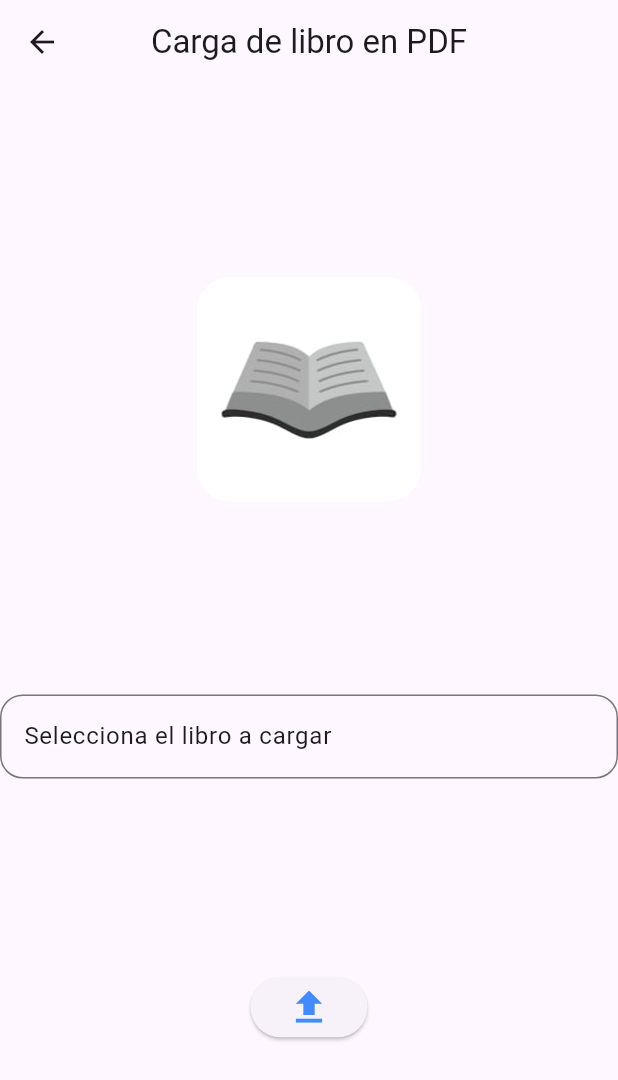
After one commit to Jucar-2021/practica_login, a Flutter app: the Paginaregistro screen opened directly, after a tap on "Extraer Imagen de Libro", on a phone screen of 412 x 824 dp. The commit adds this screen. Shown: the top 1080 px of the screen. Run offline on Flutter 3.47's test engine with Material 3 defaults, Android fonts, the phone set to English and light mode, and no system bars; our stand-ins replace file_picker, firebase_auth, firebase_core, firebase_database, google_sign_in, image_picker and 1 more; missing offline and left inert: pdfx; accounts and stored records are empty.

Commit message:
pendiente apk

```diff
--- /dev/null
+++ b/lib/CargaPDF.dart
@@ -0,0 +1,238 @@
+import 'package:flutter/material.dart';
+import 'package:file_picker/file_picker.dart';
+import 'package:image_picker/image_picker.dart';
+import 'package:pdfx/pdfx.dart';
+import 'dart:io';
+import 'package:path_provider/path_provider.dart';
+import 'package:firebase_database/firebase_database.dart';
+import 'libros_firebase.dart';
+import 'dart:convert';
+
+class CargaLibro extends StatefulWidget {
+  final String t;
+  final String a;
+  final String g;
+  final String p;
+  final String e;
+
+  const CargaLibro({
+    super.key,
+    required this.t,
+    required this.a,
+    required this.g,
+    required this.p,
+    required this.e,
+  });
+
+  @override
+  State<CargaLibro> createState() => _CargaLibroState();
+}
+
+class _CargaLibroState extends State<CargaLibro> {
+  File? _imag;
+  File? _pdf;
+  final imagPic = ImagePicker();
+  final pdfPic = FilePicker;
+  String nomPDF = 'Selecciona el libro a cargar';
+  DatabaseReference db = FirebaseDatabase.instance.ref().child("libro");
+  File? imagen;
+  String? imagenblob;
+  var formKey = new GlobalKey<FormState>();
+  String? imgEncoded;
+  String? pdfEncoded;
+
+  Future<void> pickPdf() async {
+    setState(() {
+      _imag = null;
+    });
+
+    // Selección del PDF
+    FilePickerResult? result = await FilePicker.platform.pickFiles(
+      type: FileType.custom,
+      allowedExtensions: ['pdf'], // Solo permite archivos PDF
+    );
+
+    if (result != null && result.files.single.path != null) {
+      File pdfFile = File(result.files.single.path!);
+      String pdfName = result.files.single.name;
+
+      try {
+        // Convertir el PDF a Base64
+        pdfEncoded = base64Encode(pdfFile.readAsBytesSync());
+
+        // Abrir PDF y procesar la primera página
+        final doc = await PdfDocument.openFile(pdfFile.path);
+        final opPag = await doc.getPage(1); // Primera página
+        final portImage = await opPag.render(
+          width: 1800,
+          height: 1200,
+        );
+        await opPag.close();
+
+        if (portImage?.bytes != null) {
+          // Guardar la imagen en un archivo temporal
+          final tempDir = await getTemporaryDirectory();
+          final tempFile = File('${tempDir.path}/portada.jpg');
+          await tempFile.writeAsBytes(portImage!.bytes);
+
+          // Convertir la imagen a Base64
+          imgEncoded = base64Encode(tempFile.readAsBytesSync());
+
+          setState(() {
+            _pdf = pdfFile;
+            nomPDF = pdfName;
+            _imag = tempFile; // Actualizar la portada como archivo
+          });
+
+          print("PDF en Base64: $pdfEncoded ");
+          print("Imagen en Base64: $imgEncoded ");
+          print("tamaño del pdf>>>>>>>>>>>>>>>>>${pdfEncoded?.length}");
+          print("tamaño del imagen >>>>>>>>>>>>>>>>>${imgEncoded?.length}");
+        } else {
+          print("Error al generar la portada del PDF.");
+        }
+      } catch (e) {
+        print("Error al procesar el PDF: $e");
+      }
+    } else {
+      print("No se seleccionó ningún archivo PDF.");
+    }
+  }
+
+  @override
+  Widget build(BuildContext context) {
+    return Scaffold(
+      appBar: AppBar(
+        title: const Text('Carga de libro en PDF'),
+        centerTitle: true,
+      ),
+      body: Column(
+        mainAxisAlignment: MainAxisAlignment.spaceEvenly,
+        children: [
+          Column(
+            mainAxisAlignment: MainAxisAlignment.center,
+            children: [
+              Container(
+                width: 150,
+                height: 150,
+                child: Align(
+                  alignment: Alignment.topCenter,
+                  child: Hero(
+                    tag: 'portada_${_imag?.path ?? "default"}',
+                    child: Container(
+                      height: 150,
+                      width: 150,
+                      decoration: BoxDecoration(
+                        borderRadius: BorderRadius.circular(23),
+                        image: DecorationImage(
+                          fit: BoxFit.cover,
+                          image: _imag != null
+                              ? FileImage(_imag!)
+                              : const AssetImage('assets/libr.jpg')
+                                  as ImageProvider,
+                        ),
+                      ),
+                    ),
+                  ),
+                ),
+              ),
+            ],
+          ),
+          TextField(
+            controller: TextEditingController(text: nomPDF),
+            decoration: InputDecoration(
+              hintText: 'Selecciona el libro',
+              floatingLabelStyle: const TextStyle(fontWeight: FontWeight.bold),
+              border: OutlineInputBorder(
+                borderRadius: BorderRadius.circular(15),
+              ),
+            ),
+            readOnly: true,
+            onTap: pickPdf,
+          ),
+          ElevatedButton(
+            onPressed: () {
+              if (imgEncoded == null) {
+                _mensajeError(
+                    "Error", "Debes seleccionar un PDF antes de subirlo.");
+                return;
+              }
+
+              Map<String, String> libro = {
+                "titulo": widget.t,
+                "autor": widget.a,
+                "genero": widget.g,
+                "paginas": widget.p,
+                "editorial": widget.e,
+                "imagen": imgEncoded ?? "",
+              };
+
+              db.push().set(libro).whenComplete(() {
+                _mensajeConfir(
+                  'Archivo subido exitosamente',
+                  'Se extrajo correctamente la imagen',
+                  context,
+                );
+              });
+            },
+            child: const Icon(
+              Icons.upload,
+              color: Colors.blueAccent,
+              size: 30,
+            ),
+          ),
+        ],
+      ),
+    );
+  }
+
+  void _mensajeError(String titulo, String mensaje) {
+    showDialog(
+      context: context,
+      builder: (BuildContext context) {
+        return AlertDialog(
+          icon: const Icon(
+            Icons.check_circle,
+            color: Colors.red,
+            size: 60,
+          ),
+          title: Text(titulo),
+          content: Text(mensaje),
+          actions: [
+            TextButton(
+              onPressed: () {
+                Navigator.of(context).pop();
+              },
+              child: const Text('Aceptar'),
+            ),
+          ],
+        );
+      },
+    );
+  }
+
+  void _mensajeConfir(String titulo, String mensaje, BuildContext context) {
+    showDialog(
+      context: context,
+      builder: (BuildContext context) {
+        return AlertDialog(
+          icon: const Icon(Icons.check_circle, color: Colors.green, size: 60),
+          title: Text(titulo),
+          content: Text(mensaje),
+          actions: [
+            TextButton(
+              onPressed: () {
+                Navigator.of(context).pop(); // Cerrar el diálogo
+                Navigator.pushReplacement(
+                  context,
+                  MaterialPageRoute(builder: (context) => LibrosFirebase()),
+                ); // Redirigir a la nueva pantalla
+              },
+              child: const Text('Aceptar'),
+            ),
+          ],
+        );
+      },
+    );
+  }
+}
--- a/lib/PaginaLogin.dart
+++ b/lib/PaginaLogin.dart
@@ -5,6 +5,7 @@ import 'package:flutter/material.dart';
 class Paginalogin extends StatelessWidget {
   const Paginalogin({super.key});
 
+  @override
   @override
   Widget build(BuildContext context) {
     return Scaffold(
@@ -26,7 +27,7 @@ class Paginalogin extends StatelessWidget {
                 mainAxisAlignment: MainAxisAlignment.center,
                 children: [
                   Image.asset(
-                    "assets/google.jpg",
+                    "assets/logoGo.png",
                     scale: 4,
                   ),
                   Text(
--- a/lib/PaginaRegistro.dart
+++ b/lib/PaginaRegistro.dart
@@ -3,6 +3,7 @@ import 'dart:io';
 import 'package:firebase_database/firebase_database.dart';
 import 'package:flutter/material.dart';
 import 'package:image_picker/image_picker.dart';
+import 'package:practica_login/CargaPDF.dart';
 
 class Paginaregistro extends StatefulWidget {
   const Paginaregistro({super.key});
@@ -21,6 +22,11 @@ class _PaginaregistroState extends State<Paginaregistro> {
   TextEditingController ctrlGenero = new TextEditingController();
   TextEditingController ctrlPaginas = new TextEditingController();
   TextEditingController ctrlEditorial = new TextEditingController();
+  late String t;
+  late String a;
+  late String g;
+  late String p;
+  late String e;
 
   @override
   Widget build(BuildContext context) {
@@ -117,7 +123,24 @@ class _PaginaregistroState extends State<Paginaregistro> {
                         setState(() {});
                       }
                     },
-                    child: Text("Buscar Portada")),
+                    child: Text("Buscar imagen")),
+
+               Padding(padding: EdgeInsets.symmetric(vertical: 15)
+               ), ElevatedButton(onPressed: (){
+                  setState(() {
+                    t = ctrlTitulo.text;
+                    a = ctrlAutor.text;
+                    g = ctrlGenero.text;
+                    p = ctrlPaginas.text;
+                    e = ctrlEditorial.text;
+                  });
+                 Navigator.push(context, MaterialPageRoute(builder: (context)=> CargaLibro(t: t, a: a, g: g, p: p, e: e)));
+                 ctrlTitulo.clear();
+                 ctrlEditorial.clear();
+                 ctrlPaginas.clear();
+                 ctrlGenero.clear();
+                 ctrlAutor.clear();
+                }, child: Text("Extraer Imagen de Libro")),
                 Padding(padding: EdgeInsets.symmetric(vertical: 15.0)),
                 Row(
                   mainAxisAlignment: MainAxisAlignment.spaceEvenly,
--- a/lib/main.dart
+++ b/lib/main.dart
@@ -16,7 +16,7 @@ class MyApp extends StatelessWidget {
   @override
   Widget build(BuildContext context) {
     return MaterialApp(
-      title: "Reconocimiento de imagenes",
+      title: "AG3 FireBase",
       debugShowCheckedModeBanner: false,
       home: SplashPantalla(),
       theme: ThemeData.light(),
--- a/pubspec.yaml
+++ b/pubspec.yaml
@@ -37,6 +37,11 @@ dependencies:
   google_sign_in: ^6.2.2
   firebase_database: ^11.3.1
   firebase_core: ^3.11.0
+  pdfx: ^2.8.0
+  path_provider: ^2.1.5
+  file_picker: ^8.1.7
+  open_file: ^3.5.10
+  firebase_storage: ^12.4.2
 
   # The following adds the Cupertino Icons font to your application.
   # Use with the CupertinoIcons class for iOS style icons.
@@ -68,6 +73,7 @@ flutter:
   assets:
     - assets/lib.json
     - assets/logoGo.png
+    - assets/libr.jpg
 
   # An image asset can refer to one or more resolution-specific "variants", see
   # https://flutter.dev/to/resolution-aware-images
```
Also changed, not shown: assets/libr.jpg (added), pubspec.lock, 1 other file.
